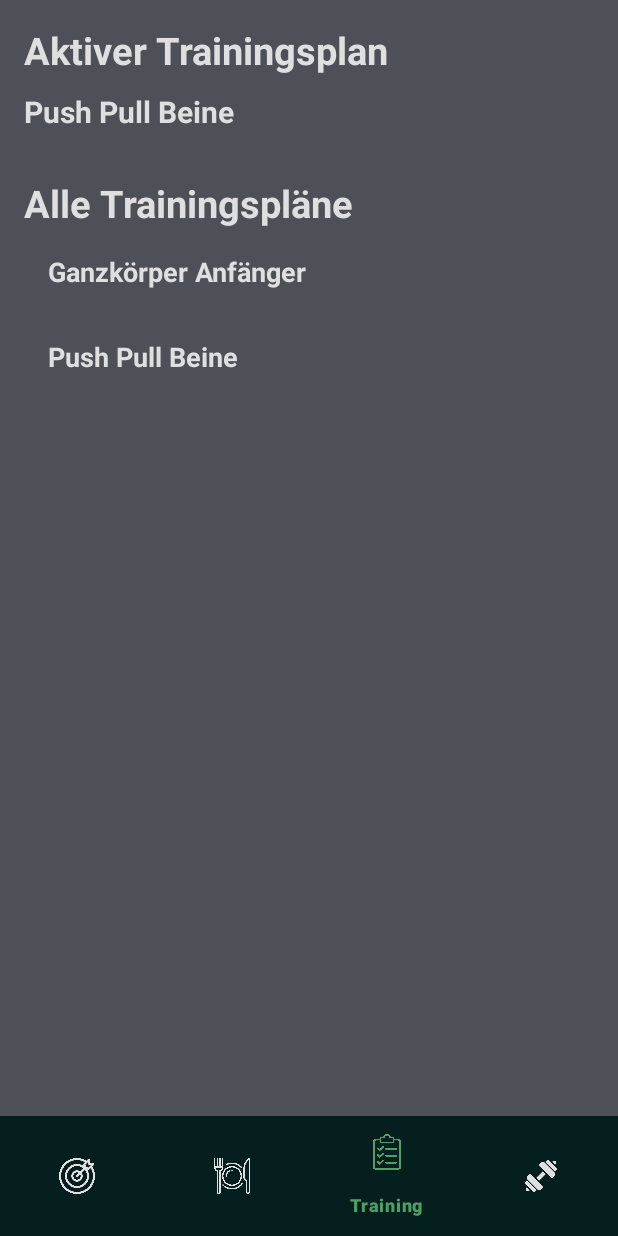
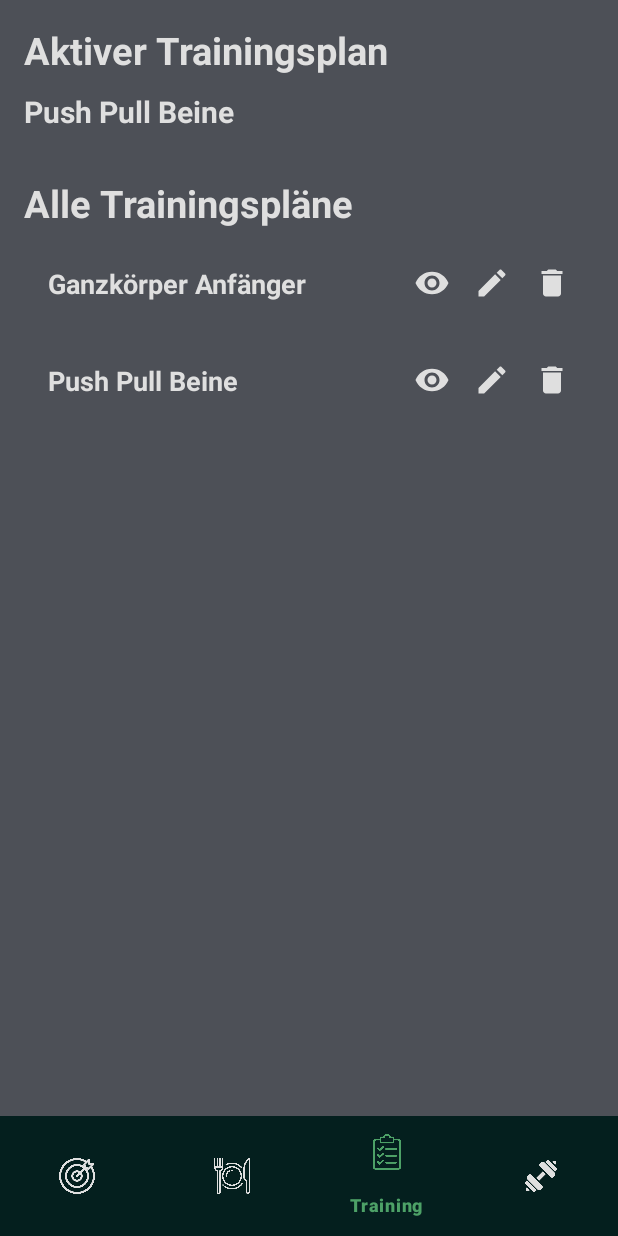
Before and after one commit to philippsnr/Fitness-Tracker, an Android app: the screen it shows after launch (MainActivity), item 3 of the bottom bar chosen, on a phone screen of 412 x 824 dp. Run offline under Robolectric (Android 15) with nearby library versions, the phone set to English and light mode, and no system bars.

Commit message:
implemented eye, edit and deleteIcons with OnClickListenaer

```diff
--- a/app/src/main/java/com/example/fitnesstracker/ui/MainActivity.java
+++ b/app/src/main/java/com/example/fitnesstracker/ui/MainActivity.java
@@ -50,7 +50,7 @@ public class MainActivity extends AppCompatActivity {
 
         // Standardmäßig das Home-Fragment anzeigen
         if (savedInstanceState == null) {
-            loadFragment(new TrainingFragment());
+            loadFragment(new ProgressionFragment());
         }
     }
 
--- a/app/src/main/java/com/example/fitnesstracker/ui/training/TrainingFragment.java
+++ b/app/src/main/java/com/example/fitnesstracker/ui/training/TrainingFragment.java
@@ -1,5 +1,6 @@
 package com.example.fitnesstracker.ui.training;
 
+import android.app.AlertDialog;
 import android.os.Bundle;
 import android.view.LayoutInflater;
 import android.view.View;
@@ -42,50 +43,77 @@ public class TrainingFragment extends Fragment {
         // ViewModel initialisieren
         viewModel = new ViewModelProvider(requireActivity()).get(TrainingplanViewModel.class);
 
-        // Adapter initialisieren und setzen
-        adapter = new TrainingplanAdapter(new ArrayList<>(), plan -> {
-            if (plan != null) {
-                viewModel.setActiveTrainingplan(plan.getId(),
-                        () -> System.out.println("Plan erfolgreich gesetzt"),
-                        error -> System.err.println("Fehler: " + error.getMessage()));
+        // Adapter initialisieren und den Listener setzen
+        adapter = new TrainingplanAdapter(new ArrayList<>(), new TrainingplanAdapter.OnItemClickListener() {
+            @Override
+            public void onViewClick(int position) {
+                // Logik für "Ansehen" einfügen
+                Trainingplan plan = adapter.getItem(position);
+                System.out.println("Details anzeigen für: " + plan.getName());
+            }
+
+            @Override
+            public void onEditClick(int position) {
+                // Logik für "Bearbeiten" einfügen
+                Trainingplan plan = adapter.getItem(position);
+                System.out.println("Bearbeiten: " + plan.getName());
+            }
+
+            @Override
+            public void onDeleteClick(int position) {
+                // Zeige einen Bestätigungsdialog
+                new AlertDialog.Builder(requireContext())
+                        .setTitle("Löschen bestätigen")
+                        .setMessage("Möchten Sie diesen Trainingsplan wirklich unwiderruflich löschen?")
+                        .setPositiveButton("Ja", (dialog, which) -> {
+                            // Der Benutzer hat „Ja“ gewählt – führe die Löschaktion aus
+                            Trainingplan plan = adapter.getItem(position);
+
+                            // Aufruf der ViewModel-Methode zum Löschen des Trainingsplans
+                            viewModel.deleteTrainingplan(plan,
+                                    () -> {
+                                        // Erfolgreiches Löschen - Rückmeldung an den Benutzer
+                                        Toast.makeText(requireContext(), "Trainingsplan gelöscht", Toast.LENGTH_SHORT).show();
+
+                                        // Aktualisiere die Liste der Trainingspläne
+                                        viewModel.loadAllTrainingplans(
+                                                plans -> requireActivity().runOnUiThread(() -> adapter.updatePlans(plans)),
+                                                error -> System.err.println("Fehler beim Laden der Trainingspläne: " + error.getMessage())
+                                        );
+                                    },
+                                    error -> {
+                                        // Fehler beim Löschen
+                                        Toast.makeText(requireContext(), "Fehler beim Löschen des Plans", Toast.LENGTH_SHORT).show();
+                                        error.printStackTrace(); // Fehlerprotokollierung
+                                    });
+                        })
+                        .setNegativeButton("Nein", (dialog, which) -> {
+                            // Der Benutzer hat „Nein“ gewählt – schließe einfach den Dialog
+                            dialog.dismiss();
+                        })
+                        .setCancelable(false) // Verhindert, dass der Dialog einfach geschlossen wird
+                        .show();
             }
         });
+
         rvTrainingPlans.setAdapter(adapter);
 
-        // Aktiven Trainingsplan beobachten
+        // Aktiven Trainingsplan laden
         viewModel.loadActiveTrainingplan(
-                plan -> {
+                plan -> requireActivity().runOnUiThread(() -> {
                     if (plan != null) {
                         tvActivePlan.setText(plan.getName());
                     } else {
                         tvActivePlan.setText("Kein aktiver Plan");
                     }
-                },
-                error -> {
-                    System.err.println("Fehler beim Laden des aktiven Plans: " + error.getMessage());
-                }
+                }),
+                error -> System.err.println("Fehler beim Laden des aktiven Plans: " + error.getMessage())
         );
 
-        // Liste aller Trainingspläne beobachten
+        // Liste aller Trainingspläne laden
         viewModel.loadAllTrainingplans(
-                plans -> requireActivity().runOnUiThread(() -> {
-                    if (adapter == null) {
-                        adapter = new TrainingplanAdapter(plans, plan ->
-                                viewModel.setActiveTrainingplan(
-                                        plan.getId(),
-                                        () -> System.out.println("Plan erfolgreich gesetzt"),
-                                        error -> System.err.println("Fehler: " + error.getMessage())
-                                )
-                        );
-                        rvTrainingPlans.setAdapter(adapter);
-                    } else {
-                        adapter.updatePlans(plans);
-                    }
-                }),
-                error -> requireActivity().runOnUiThread(() ->
-                        System.err.println("Fehler beim Laden der Trainingspläne: " + error.getMessage())
-                )
+                plans -> requireActivity().runOnUiThread(() -> adapter.updatePlans(plans)),
+                error -> System.err.println("Fehler beim Laden der Trainingspläne: " + error.getMessage())
         );
-
     }
 }
--- a/app/src/main/java/com/example/fitnesstracker/ui/training/TrainingplanAdapter.java
+++ b/app/src/main/java/com/example/fitnesstracker/ui/training/TrainingplanAdapter.java
@@ -6,6 +6,7 @@ import android.view.LayoutInflater;
 import android.view.View;
 import android.view.ViewGroup;
 import android.widget.TextView;
+import android.widget.ImageView;
 import androidx.annotation.NonNull;
 import androidx.recyclerview.widget.RecyclerView;
 
@@ -14,37 +15,50 @@ import java.util.List;
 
 public class TrainingplanAdapter extends RecyclerView.Adapter<TrainingplanAdapter.PlanViewHolder> {
 
-    private List<Trainingplan> plans;
+    private List<Trainingplan> trainingplans;
     private OnItemClickListener listener;
 
+    // Interface für Klick-Listener
     public interface OnItemClickListener {
-        void onItemClick(Trainingplan plan);
+        void onViewClick(int position);
+        void onEditClick(int position);
+        void onDeleteClick(int position);
     }
 
-    public TrainingplanAdapter(List<Trainingplan> plans, OnItemClickListener listener) {
-        this.plans = plans;
+    public TrainingplanAdapter(List<Trainingplan> trainingplans, OnItemClickListener listener) {
+        this.trainingplans = trainingplans;
         this.listener = listener;
     }
 
-    public static class PlanViewHolder extends RecyclerView.ViewHolder {
+    public class PlanViewHolder extends RecyclerView.ViewHolder {
         TextView name;
+        ImageView ivView, ivEdit, ivDelete;
 
         public PlanViewHolder(@NonNull View itemView) {
             super(itemView);
             name = itemView.findViewById(R.id.tvPlanName);
+            ivView = itemView.findViewById(R.id.ivView);
+            ivEdit = itemView.findViewById(R.id.ivEdit);
+            ivDelete = itemView.findViewById(R.id.ivDelete);
+
+            // Setze Klick-Listener für jedes Icon
+            ivView.setOnClickListener(v -> listener.onViewClick(getAdapterPosition()));
+            ivEdit.setOnClickListener(v -> listener.onEditClick(getAdapterPosition()));
+            ivDelete.setOnClickListener(v -> listener.onDeleteClick(getAdapterPosition()));
         }
 
-        public void bind(final Trainingplan plan, final OnItemClickListener listener) {
+        public void bind(final Trainingplan plan) {
             name.setText(plan.getName());
-            itemView.setOnClickListener(v -> listener.onItemClick(plan));
         }
     }
+
+    // Methode zum Aktualisieren der Liste
     public void updatePlans(List<Trainingplan> newPlans) {
-        if (this.plans == null) {
-            this.plans = new ArrayList<>();
+        if (this.trainingplans == null) {
+            this.trainingplans = new ArrayList<>();
         }
-        this.plans.clear();
-        this.plans.addAll(newPlans);
+        this.trainingplans.clear();
+        this.trainingplans.addAll(newPlans);
         notifyDataSetChanged();
     }
 
@@ -58,13 +72,18 @@ public class TrainingplanAdapter extends RecyclerView.Adapter<TrainingplanAdapte
 
     @Override
     public void onBindViewHolder(@NonNull PlanViewHolder holder, int position) {
-        if (plans != null && position < plans.size()) {
-            holder.bind(plans.get(position), listener);
+        if (trainingplans != null && position < trainingplans.size()) {
+            holder.bind(trainingplans.get(position));
         }
     }
 
     @Override
     public int getItemCount() {
-        return plans.size();
+        return trainingplans.size();
+    }
+
+    // Methode, um auf ein spezifisches Training zuzugreifen
+    public Trainingplan getItem(int position) {
+        return trainingplans.get(position);
     }
 }
--- /dev/null
+++ b/app/src/main/res/drawable/ic_delete.xml
@@ -0,0 +1,5 @@
+<vector xmlns:android="http://schemas.android.com/apk/res/android" android:height="24dp" android:tint="#000000" android:viewportHeight="24" android:viewportWidth="24" android:width="24dp">
+
+    <path android:fillColor="@android:color/white" android:pathData="M6,19c0,1.1 0.9,2 2,2h8c1.1,0 2,-0.9 2,-2V7H6v12zM19,4h-3.5l-1,-1h-5l-1,1H5v2h14V4z"/>
+
+</vector>
--- /dev/null
+++ b/app/src/main/res/drawable/ic_edit.xml
@@ -0,0 +1,5 @@
+<vector xmlns:android="http://schemas.android.com/apk/res/android" android:height="24dp" android:tint="#000000" android:viewportHeight="24" android:viewportWidth="24" android:width="24dp">
+
+    <path android:fillColor="@android:color/white" android:pathData="M3,17.25V21h3.75L17.81,9.94l-3.75,-3.75L3,17.25zM20.71,7.04c0.39,-0.39 0.39,-1.02 0,-1.41l-2.34,-2.34c-0.39,-0.39 -1.02,-0.39 -1.41,0l-1.83,1.83 3.75,3.75 1.83,-1.83z"/>
+
+</vector>
--- /dev/null
+++ b/app/src/main/res/drawable/ic_eye.xml
@@ -0,0 +1,5 @@
+<vector xmlns:android="http://schemas.android.com/apk/res/android" android:height="24dp" android:tint="#000000" android:viewportHeight="24" android:viewportWidth="24" android:width="24dp">
+
+    <path android:fillColor="@android:color/white" android:pathData="M12,4.5C7,4.5 2.73,7.61 1,12c1.73,4.39 6,7.5 11,7.5s9.27,-3.11 11,-7.5c-1.73,-4.39 -6,-7.5 -11,-7.5zM12,17c-2.76,0 -5,-2.24 -5,-5s2.24,-5 5,-5 5,2.24 5,5 -2.24,5 -5,5zM12,9c-1.66,0 -3,1.34 -3,3s1.34,3 3,3 3,-1.34 3,-3 -1.34,-3 -3,-3z"/>
+
+</vector>
--- a/app/src/main/res/layout/item_training_plan.xml
+++ b/app/src/main/res/layout/item_training_plan.xml
@@ -10,11 +10,56 @@
         android:id="@+id/tvPlanName"
         android:layout_width="0dp"
         android:layout_height="wrap_content"
-        android:text="Trainingsplan Name"
+        android:text="@string/name_plan"
         android:textSize="18sp"
         android:textStyle="bold"
         android:layout_marginBottom="8dp"
         android:layout_marginTop="8dp"
         app:layout_constraintStart_toStartOf="parent"
-        app:layout_constraintEnd_toEndOf="parent"/>
+        app:layout_constraintEnd_toStartOf="@id/linearLayoutIcons"
+        app:layout_constraintTop_toTopOf="parent"
+        android:layout_marginEnd="8dp" />
+
+    <!-- Container für die Icons -->
+    <LinearLayout
+        android:id="@+id/linearLayoutIcons"
+        android:layout_width="wrap_content"
+        android:layout_height="wrap_content"
+        android:orientation="horizontal"
+        app:layout_constraintTop_toTopOf="parent"
+        app:layout_constraintEnd_toEndOf="parent"
+        android:layout_marginTop="8dp">
+
+        <!-- Auge Icon (z.B. für Details ansehen) -->
+        <ImageView
+            android:id="@+id/ivView"
+            android:layout_width="24dp"
+            android:layout_height="24dp"
+            android:contentDescription="@string/view_plan"
+            android:src="@drawable/ic_eye"
+            app:tint="@color/text" ><!-- Korrektes Attribut 'android:tint' -->
+        </ImageView>
+
+        <!-- Stift Icon (z.B. für Bearbeiten) -->
+        <ImageView
+            android:id="@+id/ivEdit"
+            android:layout_width="24dp"
+            android:layout_height="24dp"
+            android:contentDescription="@string/edit_plan"
+            android:src="@drawable/ic_edit"
+            android:layout_marginStart="16dp"
+            app:tint="@color/text" ><!-- Korrektes Attribut 'android:tint' -->
+        </ImageView>
+
+        <!-- Mülleimer Icon (z.B. für Löschen) -->
+        <ImageView
+            android:id="@+id/ivDelete"
+            android:layout_width="24dp"
+            android:layout_height="24dp"
+            android:contentDescription="@string/delete_plan"
+            android:src="@drawable/ic_delete"
+            android:layout_marginStart="16dp"
+            app:tint="@color/text" ><!-- Korrektes Attribut 'android:tint' -->
+        </ImageView>
+    </LinearLayout>
 </androidx.constraintlayout.widget.ConstraintLayout>
--- a/app/src/main/res/values/stringTrainingsTab.xml
+++ b/app/src/main/res/values/stringTrainingsTab.xml
@@ -2,4 +2,8 @@
 <resources>
     <string name="activeListHeading">Aktiver Trainingsplan</string>
     <string name="allTrainingPlansHeading">Alle Trainingspläne</string>
+    <string name="view_plan">Trainingsplan anzeigen</string>
+    <string name="edit_plan">Trainingsplan bearbeiten</string>
+    <string name="delete_plan">Trainingsplan löschen</string>
+    <string name="name_plan">Trainingsplan Name</string>
 </resources>
```
